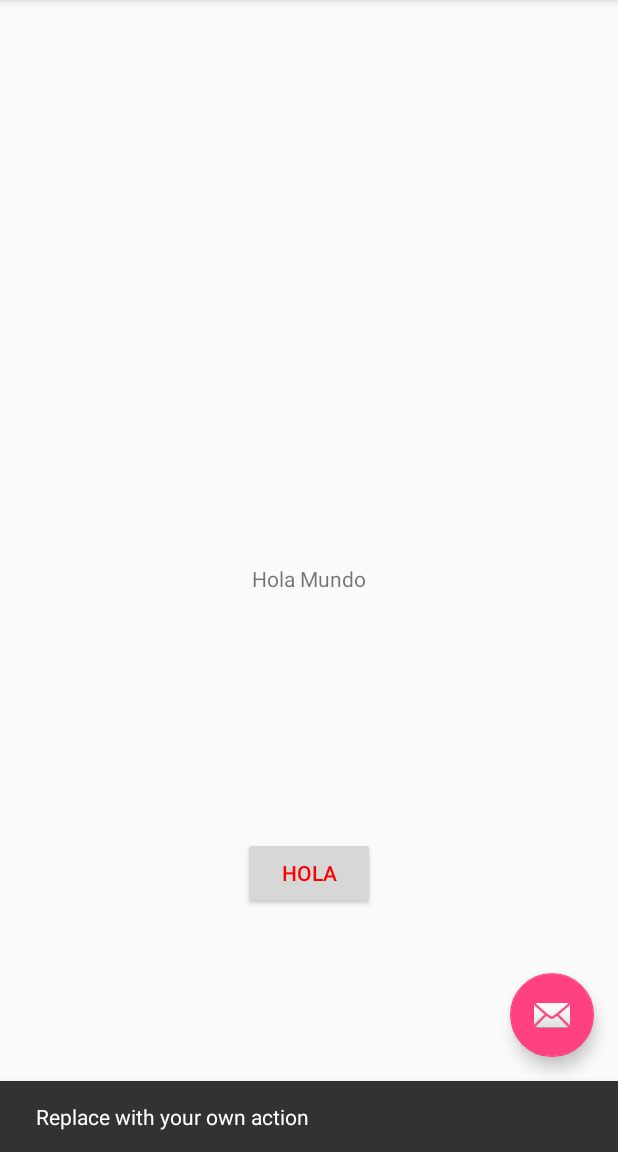
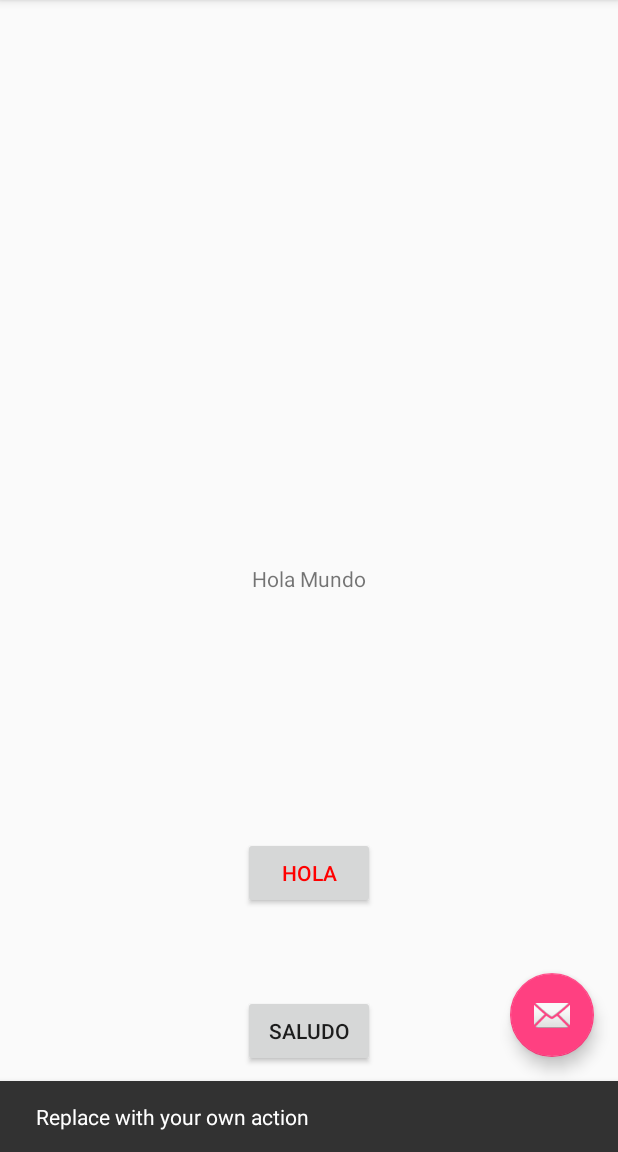
Before and after one commit to NuriaOS/TareaVersionesNOS, an Android app: the screen it shows after launch (MainActivity), after a tap on an icon or button, on a phone screen of 412 x 824 dp, the part 84-1236 px from its top. Run offline under Robolectric (Android 15) with nearby library versions, the phone set to English and light mode, and no system bars.

Commit message:
Añado Saludo

```diff
--- a/app/src/main/res/layout/content_main.xml
+++ b/app/src/main/res/layout/content_main.xml
@@ -34,4 +34,18 @@
         app:layout_constraintRight_toRightOf="parent"
         app:layout_constraintTop_toBottomOf="@+id/textView" />
 
+    <Button
+        android:id="@+id/button2"
+        android:layout_width="wrap_content"
+        android:layout_height="wrap_content"
+        android:layout_marginBottom="8dp"
+        android:layout_marginLeft="8dp"
+        android:layout_marginRight="8dp"
+        android:layout_marginTop="8dp"
+        android:text="@string/btn_saludo"
+        app:layout_constraintBottom_toBottomOf="parent"
+        app:layout_constraintLeft_toLeftOf="parent"
+        app:layout_constraintRight_toRightOf="parent"
+        app:layout_constraintTop_toBottomOf="@+id/button" />
+
 </android.support.constraint.ConstraintLayout>
--- a/app/src/main/res/values/strings.xml
+++ b/app/src/main/res/values/strings.xml
@@ -3,4 +3,5 @@
     <string name="action_settings">Settings</string>
     <string name="bienvenida_txt">Hola Mundo</string>
     <string name="btn_hola">Hola</string>
+    <string name="btn_saludo">Saludo</string>
 </resources>
```
